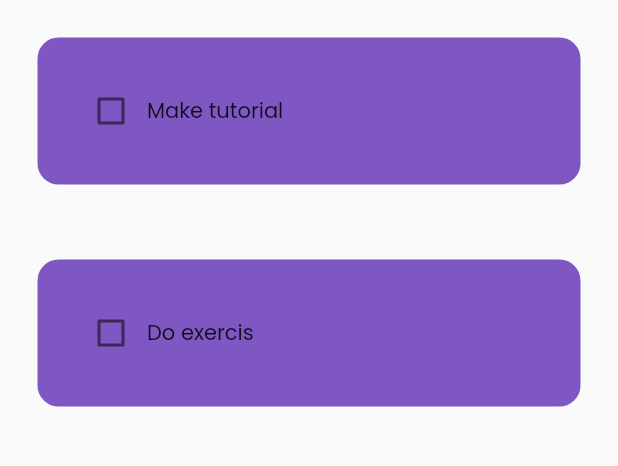
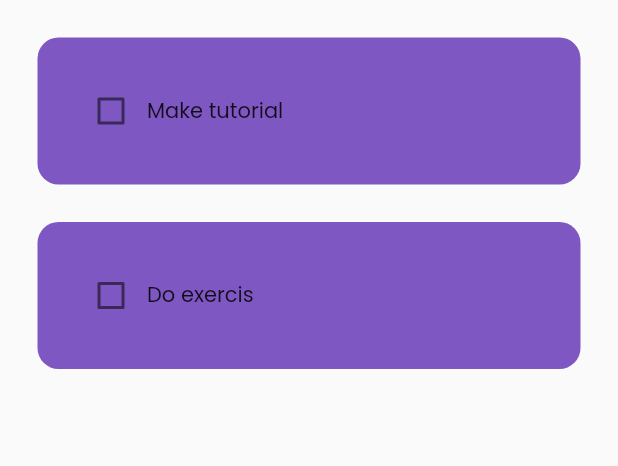
Before and after one commit to denisesarona/To-Do-App, a Flutter app: the screen it shows after launch, on a phone screen of 412 x 824 dp, the part 84-550 px from its top. Run offline on Flutter 3.47's test engine with Material 2 defaults, Android fonts, the phone set to English and light mode, and no system bars.

Commit message:
Updated the padding from edge to only

```diff
--- a/lib/utilities/todo_tile.dart
+++ b/lib/utilities/todo_tile.dart
@@ -15,7 +15,7 @@ class TodoTile extends StatelessWidget {
   @override
   Widget build(BuildContext context) {
     return Padding(
-      padding: EdgeInsets.all(25.0),
+      padding: EdgeInsets.only(left:25.0, right:25, top:25),
       child: Container(
         padding: EdgeInsets.all(25),
         child: Row(
```
